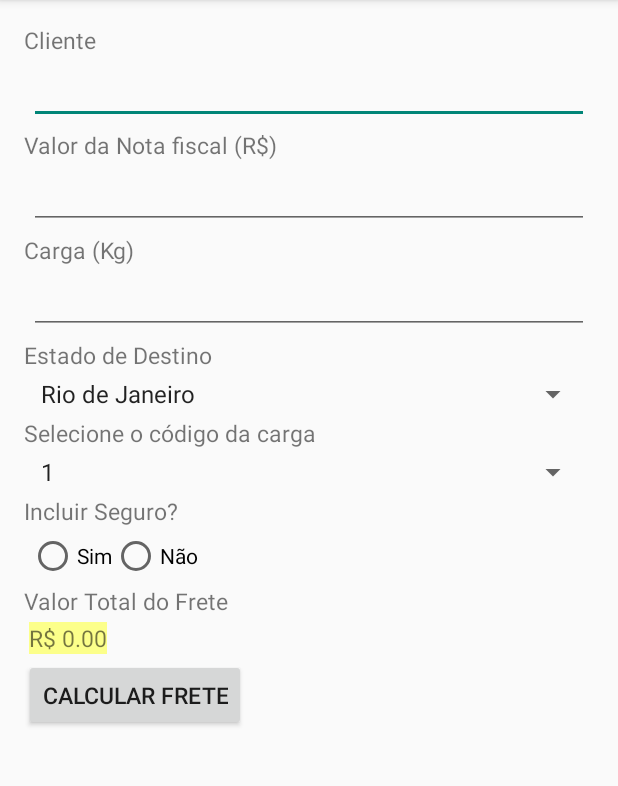
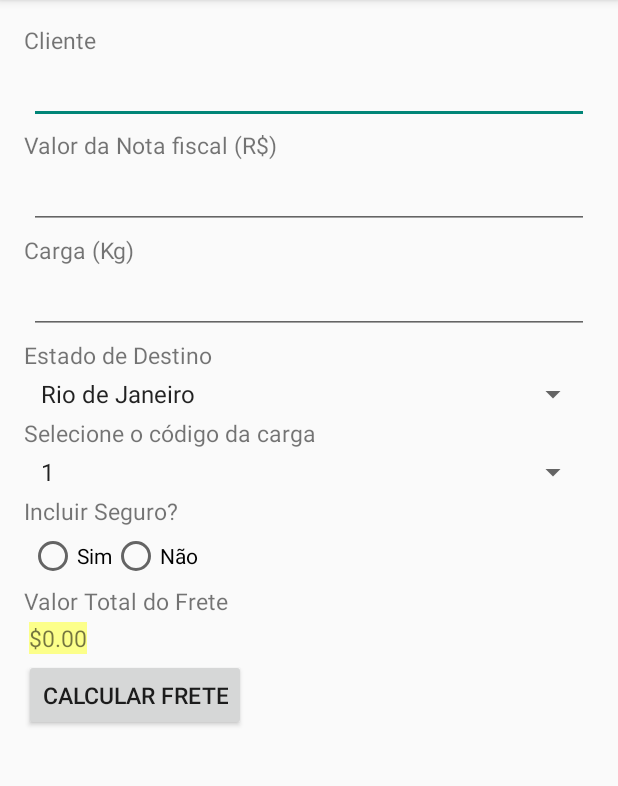
Before and after one commit to gabrielsecani/android-fiap006-orcamento, an Android app: the screen it shows after launch (MainActivity), after a tap on "CALCULAR FRETE", on a phone screen of 412 x 824 dp, the part 84-870 px from its top. Run offline under Robolectric (Android 15) with nearby library versions, the phone set to English and light mode, and no system bars.

```diff
--- a/app/src/main/java/br/com/fiap/rm72468/orcamento/MainActivity.java
+++ b/app/src/main/java/br/com/fiap/rm72468/orcamento/MainActivity.java
@@ -5,12 +5,15 @@ import android.os.Bundle;
 import android.view.Menu;
 import android.view.MenuItem;
 import android.view.View;
+import android.widget.AdapterView;
 import android.widget.ArrayAdapter;
 import android.widget.Button;
 import android.widget.EditText;
 import android.widget.RadioGroup;
 import android.widget.Spinner;
 import android.widget.TextView;
+
+import java.text.NumberFormat;
 
 
 public class MainActivity extends Activity {
@@ -19,7 +22,7 @@ public class MainActivity extends Activity {
     EditText txtValordaNota;
     EditText txtCarga;
 
-    TextView txtValorTotaldoFrete;
+    TextView lblValorTotaldoFrete;
 
     Spinner spnEstado;
     Spinner spnCodigoCarga;
@@ -29,24 +32,28 @@ public class MainActivity extends Activity {
     Button btnCalcularFrete;
 
     String[] estado = {"Rio de Janeiro", "Minas Gerais", "Paraná", "São Paulo"};
-    String[] cargas = {"1","2","3","4","5","6","7","8","9","10",
-            "11","12","13","14","15","16","17","18","19","20",
-            "31","32","33","34","35","36","37","38","39","40"};
+    String[] codigoCargas = {"1", "2", "3", "4", "5", "6", "7", "8", "9", "10",
+            "11", "12", "13", "14", "15", "16", "17", "18", "19", "20",
+            "31", "32", "33", "34", "35", "36", "37", "38", "39", "40"};
 
     @Override
     protected void onCreate(Bundle savedInstanceState) {
         super.onCreate(savedInstanceState);
         setContentView(R.layout.activity_main);
+
         txtCliente = (EditText) findViewById(R.id.txtCliente);
         txtValordaNota = (EditText) findViewById(R.id.txtValordaNota);
         txtCarga = (EditText) findViewById(R.id.txtCarga);
-        txtValorTotaldoFrete = (TextView) findViewById(R.id.txtValorTotaldoFrete);
 
+        lblValorTotaldoFrete = (TextView) findViewById(R.id.lblValorTotaldoFrete);
+
+        // preeenche spinner Estado
         spnEstado = (Spinner) findViewById(R.id.spnEstado);
         spnEstado.setAdapter(new ArrayAdapter<String>(this, android.R.layout.simple_spinner_item, estado));
 
+        // preeenche spinner Codigo da Carga
         spnCodigoCarga = (Spinner) findViewById(R.id.spnCodigoCarga);
-        spnCodigoCarga.setAdapter(new ArrayAdapter<String>(this, android.R.layout.simple_spinner_item, cargas));
+        spnCodigoCarga.setAdapter(new ArrayAdapter<String>(this, android.R.layout.simple_spinner_item, codigoCargas));
 
         rgIncluirSeguro = (RadioGroup) findViewById(R.id.rgIncluirSeguro);
 
@@ -60,8 +67,52 @@ public class MainActivity extends Activity {
 
     }
 
+    private double getDoubleTextView(TextView v) {
+        try {
+            return Double.parseDouble(String.valueOf(v.getText()));
+        } catch (Exception e) {
+            return 0.0;
+        }
+    }
+
     private void calcularFrete() {
+        double valorNota = getDoubleTextView(txtValordaNota);
+        double carga = getDoubleTextView(txtCarga);
+        double valorFrete;
+        double imposto = 0;
+        String estadoSelecionado = spnEstado.getSelectedItem().toString();
+        switch (estadoSelecionado) {
+            case "Rio de Janeiro":
+                imposto = 0.25 * valorNota;
+                break;
+            case "Minas Gerais":
+                imposto = 0.20 * valorNota;
+                break;
+            case "Paraná":
+                imposto = 0.15 * valorNota;
+                break;
+            case "São Paulo":
+                imposto = 0.12 * valorNota;
+                break;
+        }
+        double pesoCarga = 0;
+        int codigoCargaSelecionado = Integer.parseInt(String.valueOf(spnCodigoCarga.getSelectedItem()));
+        if (codigoCargaSelecionado >= 1 && codigoCargaSelecionado <= 10)
+            pesoCarga = carga * 120;
+        else if (codigoCargaSelecionado >= 11 && codigoCargaSelecionado <= 20)
+            pesoCarga = carga * 200;
+        else if (codigoCargaSelecionado >= 31 && codigoCargaSelecionado <= 40)
+            pesoCarga = carga * 280;
 
+        // Frete = Imposto_Sobre_Nota + Código_da_Carga*Preço_Por_Quilo
+        valorFrete = imposto + pesoCarga;
+
+        if ((rgIncluirSeguro.getCheckedRadioButtonId()) == R.id.rbSim) {
+            valorFrete += valorNota * 0.1;
+        }
+
+        NumberFormat nf = NumberFormat.getCurrencyInstance();
+        lblValorTotaldoFrete.setText(nf.format(valorFrete));
     }
 
 
--- a/app/src/main/res/layout/activity_main.xml
+++ b/app/src/main/res/layout/activity_main.xml
@@ -80,11 +80,15 @@
             android:layout_width="wrap_content"
             android:layout_height="wrap_content"
             android:orientation="horizontal">
+
             <RadioButton
+                android:id="@+id/rbSim"
                 android:layout_width="wrap_content"
                 android:layout_height="wrap_content"
                 android:text="Sim"/>
+
             <RadioButton
+                android:id="@+id/rbNao"
                 android:layout_width="wrap_content"
                 android:layout_height="wrap_content"
                 android:text="Não"/>
@@ -96,7 +100,9 @@
         android:layout_height="wrap_content"
         android:text="Valor Total do Frete"
         android:textSize="15dp"/>
-    <TextView android:id="@+id/txtValorTotaldoFrete"
+
+    <TextView
+        android:id="@+id/lblValorTotaldoFrete"
         android:layout_width="wrap_content"
         android:layout_height="wrap_content"
         android:text="R$ 0.00"
```
